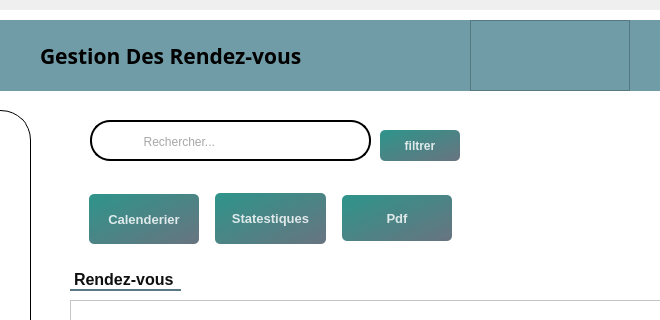
First picture: the form in mainwindow.ui, repository ProjetCPP2425/2a20-espada, before the edit; both pictures show x 320 to 980 and y 0 to 320 of the 1100 by 657 pixel window.
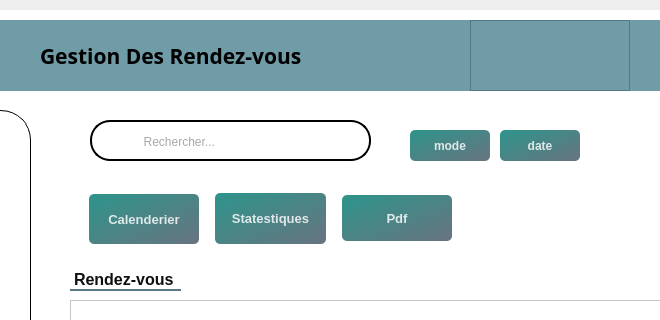
Second picture: the form after the edit. Icons and pictures are not drawn.

Patch:
```diff
--- a/mainwindow.ui
+++ b/mainwindow.ui
@@ -222,7 +222,7 @@
        <rect>
         <x>40</x>
         <y>20</y>
-        <width>391</width>
+        <width>311</width>
         <height>51</height>
        </rect>
       </property>
@@ -284,46 +284,6 @@
         </property>
        </widget>
       </widget>
-      <widget class="QPushButton" name="pushButton_14">
-       <property name="geometry">
-        <rect>
-         <x>300</x>
-         <y>10</y>
-         <width>80</width>
-         <height>31</height>
-        </rect>
-       </property>
-       <property name="font">
-        <font>
-         <bold>true</bold>
-        </font>
-       </property>
-       <property name="styleSheet">
-        <string notr="true">QPushButton#pushButton_14{
-    background-color: qlineargradient(spread:pad, x1:0, y1:0, x2:1, y2:1, stop:0 rgba(11, 131, 120, 219), stop:1 rgba(85, 98, 112, 226));
-    color: rgba(255, 255, 255, 210);
-    border-radius: 5px;
-    border: none;
-}
-
-QPushButton#pushButton_14:hover {
-    background-color: qlineargradient(spread:pad, x1:0, y1:0, x2:1, y2:1, stop:0 rgba(150, 123, 111, 219), stop:1 rgba(85, 81, 84, 226));
-}
-
-QPushButton#pushButton_14:pressed {
-    padding-left: 3px;
-    padding-top: 3px;
-    background-color: rgba(150, 123, 111, 255);
-}</string>
-       </property>
-       <property name="text">
-        <string>filtrer</string>
-       </property>
-       <property name="icon">
-        <iconset resource="ressources.qrc">
-         <normaloff>:/Downloads/align-left.svg</normaloff>:/Downloads/align-left.svg</iconset>
-       </property>
-      </widget>
      </widget>
      <widget class="QWidget" name="widget_5" native="true">
       <property name="geometry">
@@ -504,6 +464,86 @@
        </property>
       </widget>
      </widget>
+     <widget class="QPushButton" name="mode">
+      <property name="geometry">
+       <rect>
+        <x>370</x>
+        <y>30</y>
+        <width>80</width>
+        <height>31</height>
+       </rect>
+      </property>
+      <property name="font">
+       <font>
+        <bold>true</bold>
+       </font>
+      </property>
+      <property name="styleSheet">
+       <string notr="true">QPushButton#mode{
+    background-color: qlineargradient(spread:pad, x1:0, y1:0, x2:1, y2:1, stop:0 rgba(11, 131, 120, 219), stop:1 rgba(85, 98, 112, 226));
+    color: rgba(255, 255, 255, 210);
+    border-radius: 5px;
+    border: none;
+}
+
+QPushButton#mode:hover {
+    background-color: qlineargradient(spread:pad, x1:0, y1:0, x2:1, y2:1, stop:0 rgba(150, 123, 111, 219), stop:1 rgba(85, 81, 84, 226));
+}
+
+QPushButton#mode:pressed {
+    padding-left: 3px;
+    padding-top: 3px;
+    background-color: rgba(150, 123, 111, 255);
+}</string>
+      </property>
+      <property name="text">
+       <string>mode</string>
+      </property>
+      <property name="icon">
+       <iconset resource="ressources.qrc">
+        <normaloff>:/Downloads/align-left.svg</normaloff>:/Downloads/align-left.svg</iconset>
+      </property>
+     </widget>
+     <widget class="QPushButton" name="date">
+      <property name="geometry">
+       <rect>
+        <x>460</x>
+        <y>30</y>
+        <width>80</width>
+        <height>31</height>
+       </rect>
+      </property>
+      <property name="font">
+       <font>
+        <bold>true</bold>
+       </font>
+      </property>
+      <property name="styleSheet">
+       <string notr="true">QPushButton#date{
+    background-color: qlineargradient(spread:pad, x1:0, y1:0, x2:1, y2:1, stop:0 rgba(11, 131, 120, 219), stop:1 rgba(85, 98, 112, 226));
+    color: rgba(255, 255, 255, 210);
+    border-radius: 5px;
+    border: none;
+}
+
+QPushButton#date:hover {
+    background-color: qlineargradient(spread:pad, x1:0, y1:0, x2:1, y2:1, stop:0 rgba(150, 123, 111, 219), stop:1 rgba(85, 81, 84, 226));
+}
+
+QPushButton#date:pressed {
+    padding-left: 3px;
+    padding-top: 3px;
+    background-color: rgba(150, 123, 111, 255);
+}</string>
+      </property>
+      <property name="text">
+       <string>date</string>
+      </property>
+      <property name="icon">
+       <iconset resource="ressources.qrc">
+        <normaloff>:/Downloads/align-left.svg</normaloff>:/Downloads/align-left.svg</iconset>
+      </property>
+     </widget>
     </widget>
     <widget class="QWidget" name="widget_7" native="true">
      <property name="geometry">
```
Left out of the diff: 18 changed lines with no effect on the pictures.
